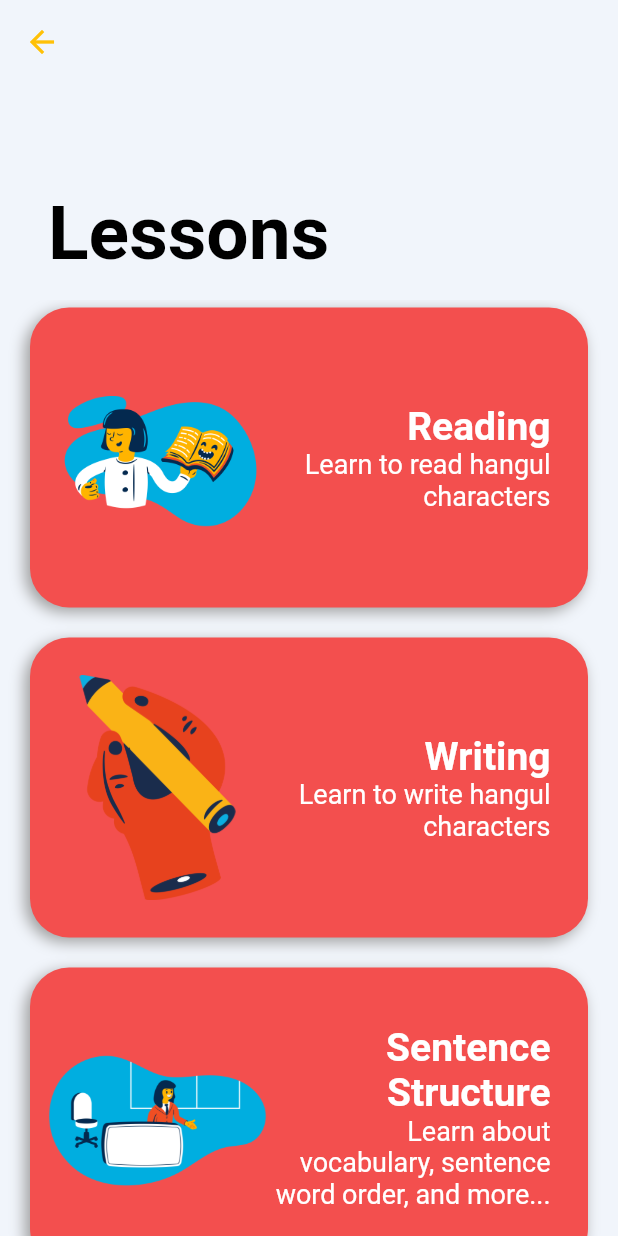
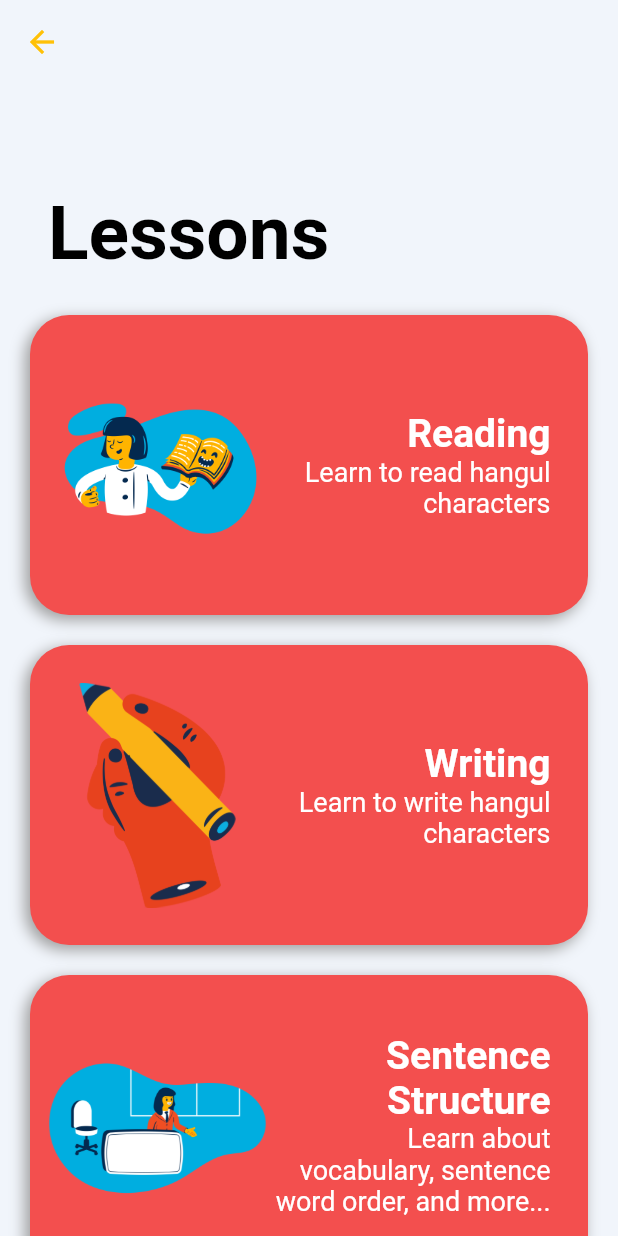
Before and after one commit to CMSC-129B-Projects/Hachingu, a Flutter app: the LearnScreen screen opened directly, on a phone screen of 412 x 824 dp. Run offline on Flutter 3.47's test engine with Material 2 defaults, Android fonts, the phone set to English and light mode, and no system bars; our stand-ins replace flutter_local_notifications, fluttertoast, shared_preferences; missing offline and left inert: mailer; accounts and stored records are empty; Roboto replaces fonts that are missing (OpenSans).

Commit message:
style(LearnScreen): adjusted padding on cards

```diff
--- a/lib/Screens/LearnScreen.dart
+++ b/lib/Screens/LearnScreen.dart
@@ -62,7 +62,8 @@ class _LearnScreenState extends State<LearnScreen> {
               LessonCard("assets/images/teach.png", "Sentence Structure",
                   "Learn about vocabulary, sentence word order, and more..."),
               LessonCard("assets/images/discuss.png", "Conjugations",
-                  "Learn about basic conjugations of verbs, adjectives, and more...")
+                  "Learn about basic conjugations of verbs, adjectives, and more..."),
+              Container(height: 10)
             ]),
           )
         ]));
@@ -87,7 +88,7 @@ class LessonCard extends StatelessWidget {
         child: Container(
           height: 200,
           margin:
-              const EdgeInsets.only(left: 20, right: 20, bottom: 15, top: 5),
+              const EdgeInsets.only(left: 20, right: 20, bottom: 10, top: 10),
           padding: const EdgeInsets.only(left: 10, right: 25),
           child: Row(
             children: <Widget>[
```
Lines whose indentation alone changed are shown as unchanged.
